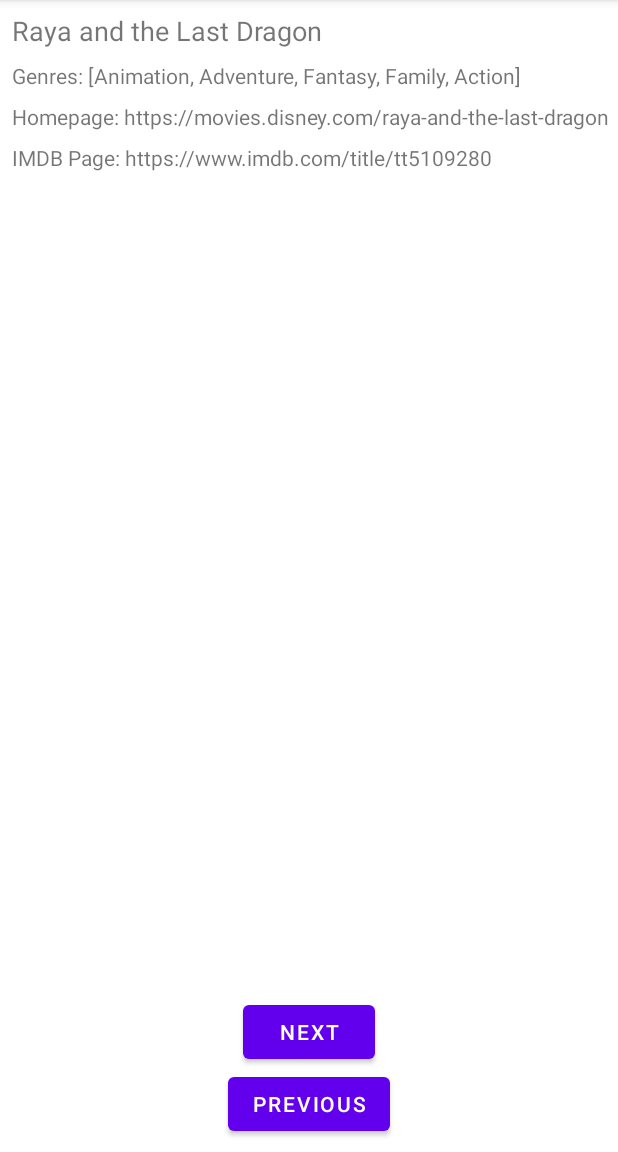
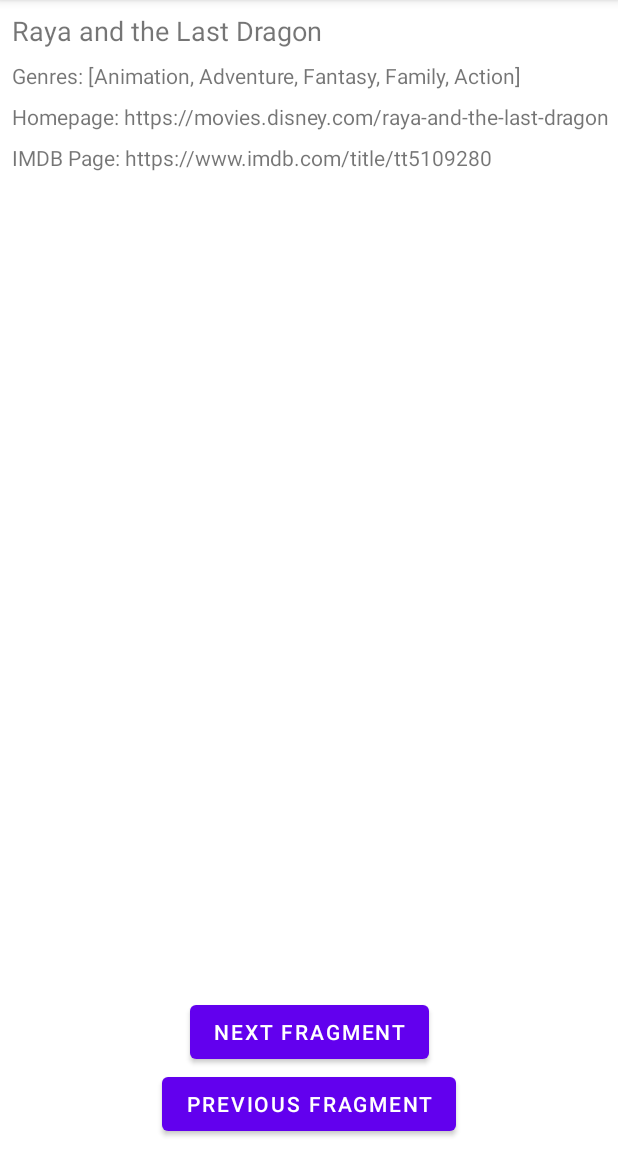
Before and after one commit to olihgb-7/M7019E_MovieDBApp, an Android app: the screen it shows after launch (MainActivity), after a tap on "Raya and the Last Dragon", on a phone screen of 412 x 824 dp, the part 84-1236 px from its top. Run offline under Robolectric (Android 15) with nearby library versions, the phone set to English and light mode, and no system bars; our stand-ins replace Room's generated code, Timber, data binding; pictures from the network do not load.

Commit message:
Lab2 - Changes
Lab2 - some fixes for the lab

```diff
--- a/app/src/main/java/com/ltu/m7019e/m7019e_moviedbapp/MovieDetailFragment.kt
+++ b/app/src/main/java/com/ltu/m7019e/m7019e_moviedbapp/MovieDetailFragment.kt
@@ -1,5 +1,6 @@
 package com.ltu.m7019e.m7019e_moviedbapp
 
+import android.app.Application
 import android.content.Intent
 import android.net.Uri
 import android.os.Bundle
@@ -11,6 +12,7 @@ import androidx.navigation.fragment.findNavController
 import com.ltu.m7019e.m7019e_moviedbapp.database.MoviesDetail
 import com.ltu.m7019e.m7019e_moviedbapp.databinding.FragmentMovieDetailBinding
 import com.ltu.m7019e.m7019e_moviedbapp.model.Movie
+import com.ltu.m7019e.m7019e_moviedbapp.model.MovieDetail
 
 
 /**
@@ -22,6 +24,7 @@ class MovieDetailFragment : Fragment() {
     private val binding get() = _binding!!
 
     private lateinit var movie: Movie
+    private lateinit var movieDetail: MovieDetail
     private lateinit var movieDetailHomepage: String
     private lateinit var movieDetailImbdId: String
 
@@ -34,13 +37,11 @@ class MovieDetailFragment : Fragment() {
         movie = MovieDetailFragmentArgs.fromBundle(requireArguments()).movie
         binding.movie = movie
 
-        MoviesDetail().list.forEach { movieDetail ->
-            if (movie.id == movieDetail.id) {
-                movieDetailHomepage = movieDetail.homepage
-                movieDetailImbdId = movieDetail.imdb_id
-                binding.movieDetail = movieDetail
-            }
-        }
+        // Handling the Movie Details for LAB 2
+        movieDetail = MoviesDetail().list.find {movieDetail -> movieDetail.id == movie.id }!! // Find the correct MovieDetail object from teh MoviesDetail database
+        movieDetailHomepage = movieDetail.homepage // Set the movie detail homepage
+        movieDetailImbdId = movieDetail.imdb_id // Set the movie detail midb_id
+        binding.movieDetail = movieDetail // Bind the MovieDetail object to the view
 
         return binding.root
     }
@@ -48,24 +49,26 @@ class MovieDetailFragment : Fragment() {
     override fun onViewCreated(view: View, savedInstanceState: Bundle?) {
         super.onViewCreated(view, savedInstanceState)
 
+        // Back button to go to movie list
         binding.backToMovieList.setOnClickListener {
             findNavController().navigate(MovieDetailFragmentDirections.actionMovieDetailFragmentToMovieListFragment())
         }
 
+        // TODO: Change the name of third fragment later on
+        // Next button to go to the "third fragment"
         binding.nextToThirdFragment.setOnClickListener {
-            findNavController().navigate(
-                MovieDetailFragmentDirections.actionMovieDetailFragmentToThirdFragment(
-                    movie
-                )
-            )
+            // Send movie as argument to handle correct behaviour when moving back from "third fragment"
+            findNavController().navigate(MovieDetailFragmentDirections.actionMovieDetailFragmentToThirdFragment(movie))
         }
 
+        // Click listener for the homepage text, start intent to go to browser
         binding.movieDetailHomepage.setOnClickListener {
             val intent = Intent(Intent.ACTION_VIEW)
             intent.data = Uri.parse(movieDetailHomepage)
             startActivity(intent)
         }
 
+        // Click listener for the imdb_id text, start intent to go to imdb app
         binding.movieDetailImdbId.setOnClickListener {
             val intent = Intent(Intent.ACTION_VIEW)
             intent.data = Uri.parse("https://www.imdb.com/title/$movieDetailImbdId")
--- a/app/src/main/java/com/ltu/m7019e/m7019e_moviedbapp/database/MoviesDetail.kt
+++ b/app/src/main/java/com/ltu/m7019e/m7019e_moviedbapp/database/MoviesDetail.kt
@@ -8,7 +8,7 @@ class MoviesDetail {
     init {
         list.add(
             MovieDetail(
-                1,
+                1, // 527774
                 listOf("Animation", "Adventure", "Fantasy", "Family", "Action"),
                 "https://movies.disney.com/raya-and-the-last-dragon",
                 "tt5109280"
@@ -16,7 +16,7 @@ class MoviesDetail {
         )
         list.add(
             MovieDetail(
-                2,
+                2, // 793723
                 listOf("Thriller", "Action", "Drama"),
                 "https://www.netflix.com/title/81218770",
                 "tt11734264"
@@ -24,7 +24,7 @@ class MoviesDetail {
         )
         list.add(
             MovieDetail(
-                3,
+                3, // 791373
                 listOf("Action", "Adventure", "Fantasy", "Science Fiction"),
                 "https://www.hbomax.com/zacksnydersjusticeleague",
                 "tt12361974"
@@ -32,7 +32,7 @@ class MoviesDetail {
         )
         list.add(
             MovieDetail(
-                4,
+                4, // 587807
                 listOf("Comedy", "Family", "Animation"),
                 "https://www.tomandjerrymovie.com",
                 "tt1361336"
@@ -40,7 +40,7 @@ class MoviesDetail {
         )
         list.add(
             MovieDetail(
-                5,
+                5, // 587996
                 listOf("Action", "Crime", "Thriller"),
                 "https://www.netflix.com/title/81038588",
                 "tt9845564"
@@ -48,7 +48,7 @@ class MoviesDetail {
         )
         list.add(
             MovieDetail(
-                6,
+                6, // 527774
                 listOf("Animation", "Adventure", "Fantasy", "Family", "Action"),
                 "https://movies.disney.com/raya-and-the-last-dragon",
                 "tt5109280"
@@ -56,7 +56,7 @@ class MoviesDetail {
         )
         list.add(
             MovieDetail(
-                7,
+                7, // 793723
                 listOf("Thriller", "Action", "Drama"),
                 "https://www.netflix.com/title/81218770",
                 "tt11734264"
@@ -64,7 +64,7 @@ class MoviesDetail {
         )
         list.add(
             MovieDetail(
-                8,
+                8, // 791373
                 listOf("Action", "Adventure", "Fantasy", "Science Fiction"),
                 "https://www.hbomax.com/zacksnydersjusticeleague",
                 "tt12361974"
@@ -72,7 +72,7 @@ class MoviesDetail {
         )
         list.add(
             MovieDetail(
-                9,
+                9, // 587807
                 listOf("Comedy", "Family", "Animation"),
                 "https://www.tomandjerrymovie.com",
                 "tt1361336"
@@ -80,7 +80,7 @@ class MoviesDetail {
         )
         list.add(
             MovieDetail(
-                10,
+                10, // 587996
                 listOf("Action", "Crime", "Thriller"),
                 "https://www.netflix.com/title/81038588",
                 "tt9845564"
--- a/app/src/main/res/layout/fragment_movie_detail.xml
+++ b/app/src/main/res/layout/fragment_movie_detail.xml
@@ -73,7 +73,7 @@
             android:id="@+id/next_to_third_fragment"
             android:layout_width="wrap_content"
             android:layout_height="wrap_content"
-            android:text="@string/next"
+            android:text="@string/next_fragment"
             app:layout_constraintBottom_toTopOf="@+id/back_to_movie_list"
             app:layout_constraintEnd_toEndOf="@+id/back_to_movie_list"
             app:layout_constraintStart_toStartOf="@+id/back_to_movie_list" />
@@ -83,7 +83,7 @@
             android:layout_width="wrap_content"
             android:layout_height="wrap_content"
             android:layout_marginBottom="8dp"
-            android:text="@string/previous"
+            android:text="@string/previous_fragment"
             app:layout_constraintBottom_toBottomOf="parent"
             app:layout_constraintEnd_toEndOf="parent"
             app:layout_constraintStart_toStartOf="parent" />
--- a/app/src/main/res/layout/fragment_third.xml
+++ b/app/src/main/res/layout/fragment_third.xml
@@ -16,8 +16,19 @@
             android:id="@+id/back_to_movie_detail"
             android:layout_width="wrap_content"
             android:layout_height="wrap_content"
-            android:text="@string/previous"
+            android:layout_marginBottom="8dp"
+            android:text="@string/previous_fragment"
             app:layout_constraintBottom_toBottomOf="parent"
+            app:layout_constraintEnd_toEndOf="parent"
+            app:layout_constraintStart_toStartOf="parent" />
+
+        <TextView
+            android:id="@+id/textView"
+            android:layout_width="wrap_content"
+            android:layout_height="wrap_content"
+            android:text="@string/placeholder_text"
+            android:textSize="30sp"
+            app:layout_constraintBottom_toTopOf="@+id/back_to_movie_detail"
             app:layout_constraintEnd_toEndOf="parent"
             app:layout_constraintStart_toStartOf="parent"
             app:layout_constraintTop_toTopOf="parent" />
--- a/app/src/main/res/navigation/nav_graph.xml
+++ b/app/src/main/res/navigation/nav_graph.xml
@@ -38,7 +38,8 @@
     <fragment
         android:id="@+id/ThirdFragment"
         android:name="com.ltu.m7019e.m7019e_moviedbapp.ThirdFragment"
-        android:label="ThirdFragment" >
+        android:label="ThirdFragment"
+        tools:layout="@layout/fragment_third">
         <action
             android:id="@+id/action_ThirdFragment_to_MovieDetailFragment"
             app:destination="@id/MovieDetailFragment"
--- a/app/src/main/res/values/strings.xml
+++ b/app/src/main/res/values/strings.xml
@@ -9,7 +9,8 @@
 
     <string name="movie_list_fragment_label">Movie List Fragment</string>
     <string name="movie_detail_fragment_label">Movie Detail Fragment</string>
-    <string name="next">Next</string>
-    <string name="previous">Previous</string>
+    <string name="next_fragment">Next Fragment</string>
+    <string name="previous_fragment">Previous Fragment</string>
+    <string name="placeholder_text">PLACEHOLDER TEXT</string>
 
 </resources>
```
